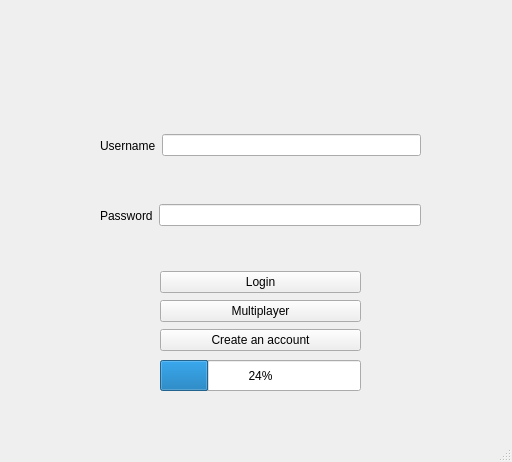
Before: the Qt Designer form Codigo_Fuente/Proyecto_Final/idcatc.ui in MaverickST/Proyecto_Final, drawn with Qt 5.
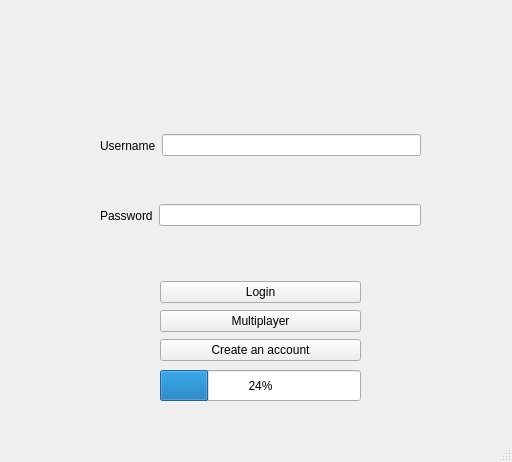
After: the same form once the commit is applied.

Diff of the .ui file:
```diff
--- a/Codigo_Fuente/Proyecto_Final/idcatc.ui
+++ b/Codigo_Fuente/Proyecto_Final/idcatc.ui
@@ -21,7 +21,7 @@
     <property name="geometry">
      <rect>
       <x>160</x>
-      <y>360</y>
+      <y>370</y>
       <width>201</width>
       <height>31</height>
      </rect>
@@ -34,7 +34,7 @@
     <property name="geometry">
      <rect>
       <x>160</x>
-      <y>270</y>
+      <y>280</y>
       <width>201</width>
       <height>83</height>
      </rect>
@@ -114,8 +114,8 @@
    <widget class="QLabel" name="Label_Status">
     <property name="geometry">
      <rect>
-      <x>120</x>
-      <y>210</y>
+      <x>100</x>
+      <y>250</y>
       <width>321</width>
       <height>20</height>
      </rect>
```
